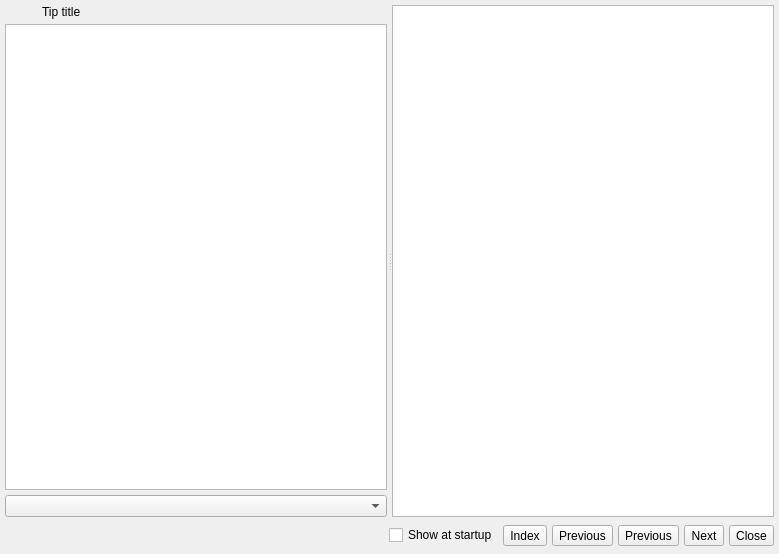
This is libs/libgui/ui/tipofdayform.ui in pgmodeler/pgmodeler as Qt 5 draws it before an edit. The edited form follows.
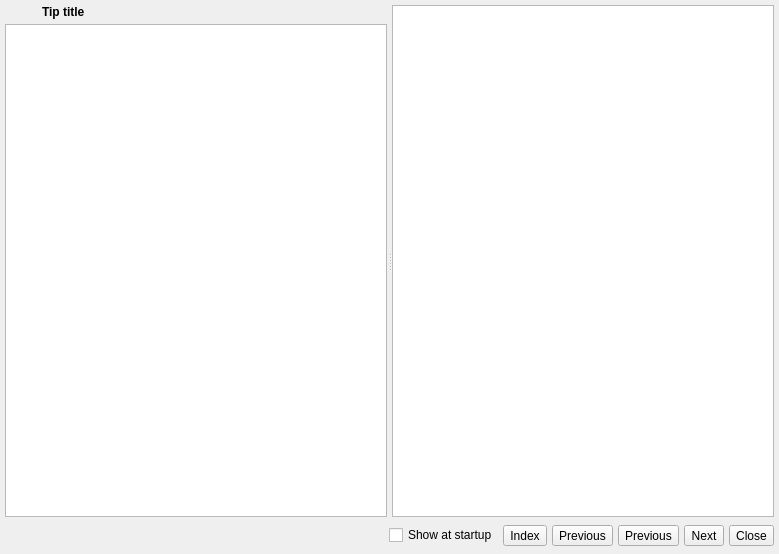
This is the edited form. Icons and pictures are not drawn.

Commit message: Some UI adjustments in TipOfDayForm

```diff
--- a/libs/libgui/ui/tipofdayform.ui
+++ b/libs/libgui/ui/tipofdayform.ui
@@ -43,7 +43,10 @@
      <property name="handleWidth">
       <number>5</number>
      </property>
-     <widget class="QWidget" name="">
+     <property name="childrenCollapsible">
+      <bool>false</bool>
+     </property>
+     <widget class="QWidget" name="layoutWidget">
       <layout class="QVBoxLayout" name="verticalLayout">
        <property name="spacing">
         <number>5</number>
@@ -79,7 +82,12 @@
           </widget>
          </item>
          <item>
-          <widget class="QLabel" name="label">
+          <widget class="QLabel" name="tip_title_lbl">
+           <property name="font">
+            <font>
+             <bold>true</bold>
+            </font>
+           </property>
            <property name="text">
             <string>Tip title</string>
            </property>
@@ -88,10 +96,7 @@
         </layout>
        </item>
        <item>
-        <widget class="QTextBrowser" name="textBrowser"/>
-       </item>
-       <item>
-        <widget class="QComboBox" name="comboBox"/>
+        <widget class="QTextBrowser" name="tip_txt"/>
        </item>
       </layout>
      </widget>
```
Left out of the diff: 12 changed lines with no effect on the pictures. The commit also changes 2 other files.
